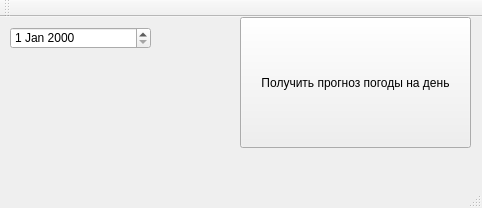
Above: Task2/mainwindow.ui from art-panarin/PS_PIoMTfCIS before the change. Below: the same form after it.
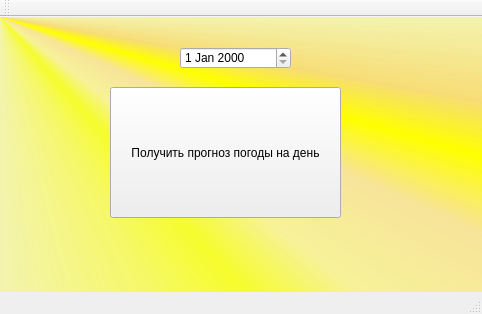
That is the form after the change.

```diff
--- a/Task2/mainwindow.ui
+++ b/Task2/mainwindow.ui
@@ -7,12 +7,17 @@
     <x>0</x>
     <y>0</y>
     <width>482</width>
-    <height>208</height>
+    <height>314</height>
    </rect>
   </property>
   <property name="windowTitle">
    <string>MainWindow</string>
   </property>
+  <property name="styleSheet">
+   <string notr="true">#centralwidget{
+	background-color: qconicalgradient(cx:0, cy:0, angle:135, stop:0 rgba(255, 255, 0, 69), stop:0.375 rgba(255, 255, 0, 69), stop:0.423533 rgba(251, 255, 0, 145), stop:0.45 rgba(247, 255, 0, 208), stop:0.477581 rgba(255, 244, 71, 130), stop:0.518717 rgba(255, 218, 71, 130), stop:0.55 rgba(255, 255, 0, 255), stop:0.57754 rgba(255, 203, 0, 130), stop:0.625 rgba(255, 255, 0, 69), stop:1 rgba(255, 255, 0, 69));
+}</string>
+  </property>
   <widget class="QWidget" name="centralwidget">
    <property name="styleSheet">
     <string notr="true"/>
@@ -20,8 +25,8 @@
    <widget class="QPushButton" name="dButton">
     <property name="geometry">
      <rect>
-      <x>240</x>
-      <y>0</y>
+      <x>110</x>
+      <y>70</y>
       <width>231</width>
       <height>131</height>
      </rect>
@@ -33,9 +38,9 @@
    <widget class="QDateEdit" name="dateEdit">
     <property name="geometry">
      <rect>
-      <x>10</x>
-      <y>10</y>
-      <width>141</width>
+      <x>180</x>
+      <y>30</y>
+      <width>111</width>
       <height>22</height>
      </rect>
     </property>
```
